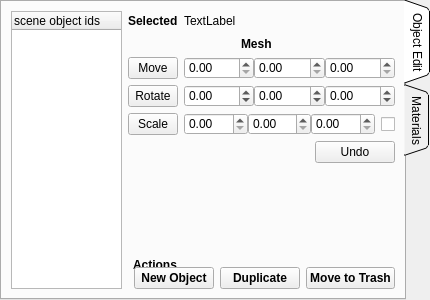
Above: bin/pymodules/objectedit/editobject.ui from realXtend/tundra before the change. Below: the same form after it.
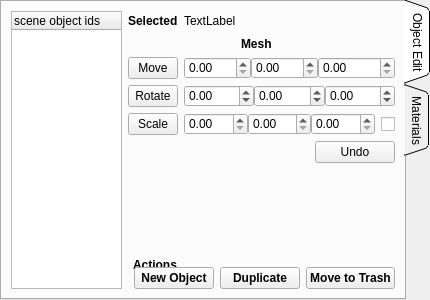
That is the form after the change.

Commit message: Changed ObjectEdit ui's position z value minimum to 0 and maximum to 10 000. Before the spinbox had default QT values, where min was 0 and maximum 99.99.

The edit to the form file:
```diff
--- a/bin/pymodules/objectedit/editobject.ui
+++ b/bin/pymodules/objectedit/editobject.ui
@@ -243,7 +243,14 @@
                 </widget>
                </item>
                <item>
-                <widget class="QDoubleSpinBox" name="zpos"/>
+                <widget class="QDoubleSpinBox" name="zpos">
+                 <property name="minimum">
+                  <double>0.000000000000000</double>
+                 </property>
+                 <property name="maximum">
+                  <double>10000.000000000000000</double>
+                 </property>
+                </widget>
                </item>
               </layout>
              </item>
```
